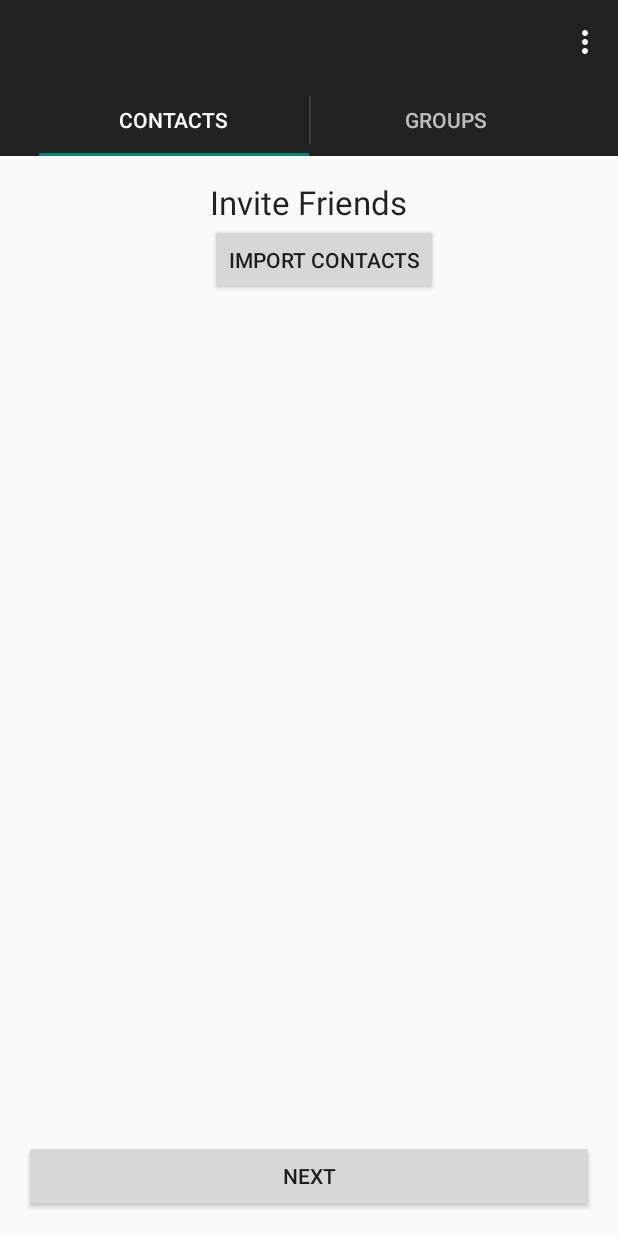
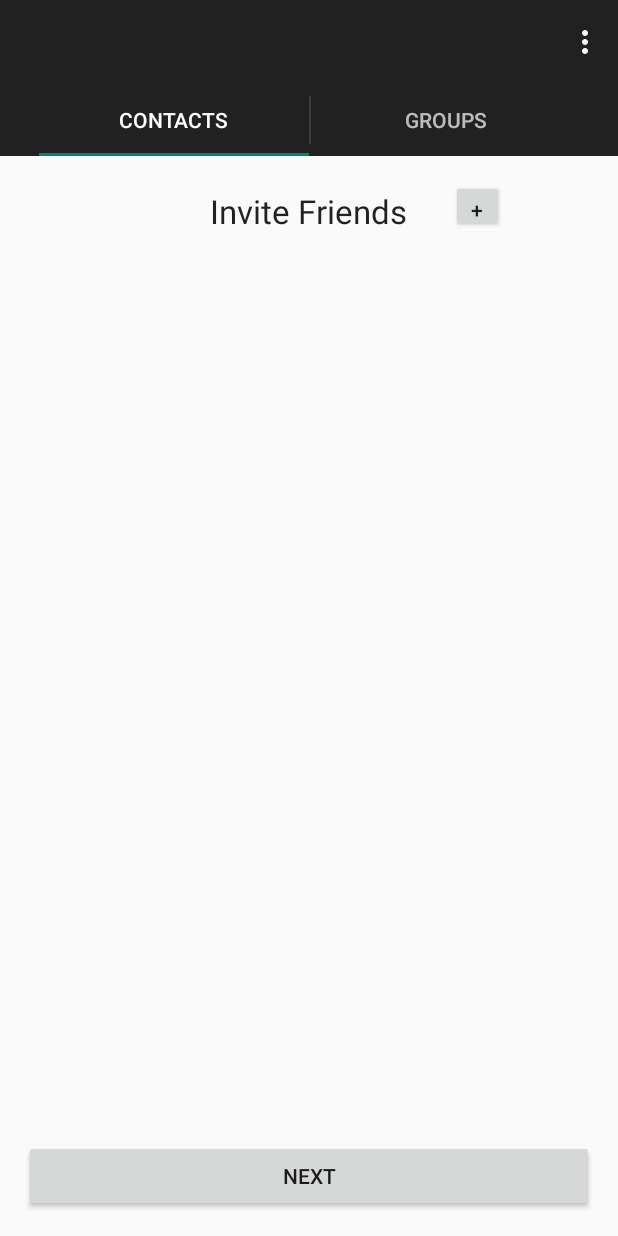
Before and after one commit to juliewiederhold/capstone, an Android app: the Contacts screen opened directly, with no data from a screen before it, on a phone screen of 412 x 824 dp. Run offline under Robolectric (Android 15) with nearby library versions, the phone set to English and light mode, and no system bars; 4 statements that could not run were skipped.

Commit message:
updated contacts to not cover next button

```diff
--- a/app/src/main/res/layout/activity_safety_zone.xml
+++ b/app/src/main/res/layout/activity_safety_zone.xml
@@ -2,14 +2,6 @@
     xmlns:tools="http://schemas.android.com/tools"
     android:layout_width="match_parent" android:layout_height="match_parent"
     tools:context="edu.washington.akpuri.capstone.SafetyZonePage" tools:ignore="MergeRootFrame" >
-
-    <Button
-        android:layout_width="38dp"
-        android:layout_height="38dp"
-        android:text="+"
-        android:id="@+id/addZone"
-        android:layout_marginTop="22dp"
-        android:layout_marginLeft="300dp" />
 
     <TextView
         android:layout_width="wrap_content"
@@ -25,7 +17,7 @@
         android:layout_toStartOf="@+id/addZone"
         android:textSize="28dp"
         android:layout_marginTop="25dp"
-        android:layout_marginLeft="75dp"
+        android:layout_marginLeft="115dp"
         android:layout_gravity="left|top" />
 
     <EditText
--- a/app/src/main/res/layout/fragment_contacts.xml
+++ b/app/src/main/res/layout/fragment_contacts.xml
@@ -9,13 +9,15 @@
     tools:context=".Contacts">
 
     <Button
-        android:layout_width="wrap_content"
-        android:layout_height="wrap_content"
-        android:text="Import Contacts"
+        android:layout_width="35dp"
+        android:layout_height="35dp"
+        android:text="+"
         android:id="@+id/importContacts"
-        android:layout_below="@+id/textView2"
-        android:layout_alignLeft="@+id/textView2"
-        android:layout_alignStart="@+id/textView2" />
+        android:layout_alignParentTop="true"
+        android:layout_toRightOf="@+id/textView2"
+        android:layout_toEndOf="@+id/textView2"
+        android:layout_marginLeft="29dp"
+        android:layout_marginStart="29dp" />
 
     <TextView
         android:layout_width="wrap_content"
@@ -23,14 +25,16 @@
         android:textAppearance="?android:attr/textAppearanceLarge"
         android:text="Invite Friends"
         android:id="@+id/textView2"
+        android:layout_alignBottom="@+id/importContacts"
         android:layout_centerHorizontal="true" />
 
 
     <ListView
-        android:layout_width="wrap_content"
-        android:layout_height="wrap_content"
+        android:layout_width="fill_parent"
+        android:layout_height="fill_parent"
         android:id="@+id/listView"
         android:layout_centerHorizontal="true"
-        android:layout_below="@+id/importContacts" />
+        android:layout_below="@+id/importContacts"
+        android:layout_marginBottom="70dp" />
 
 </RelativeLayout>
```
